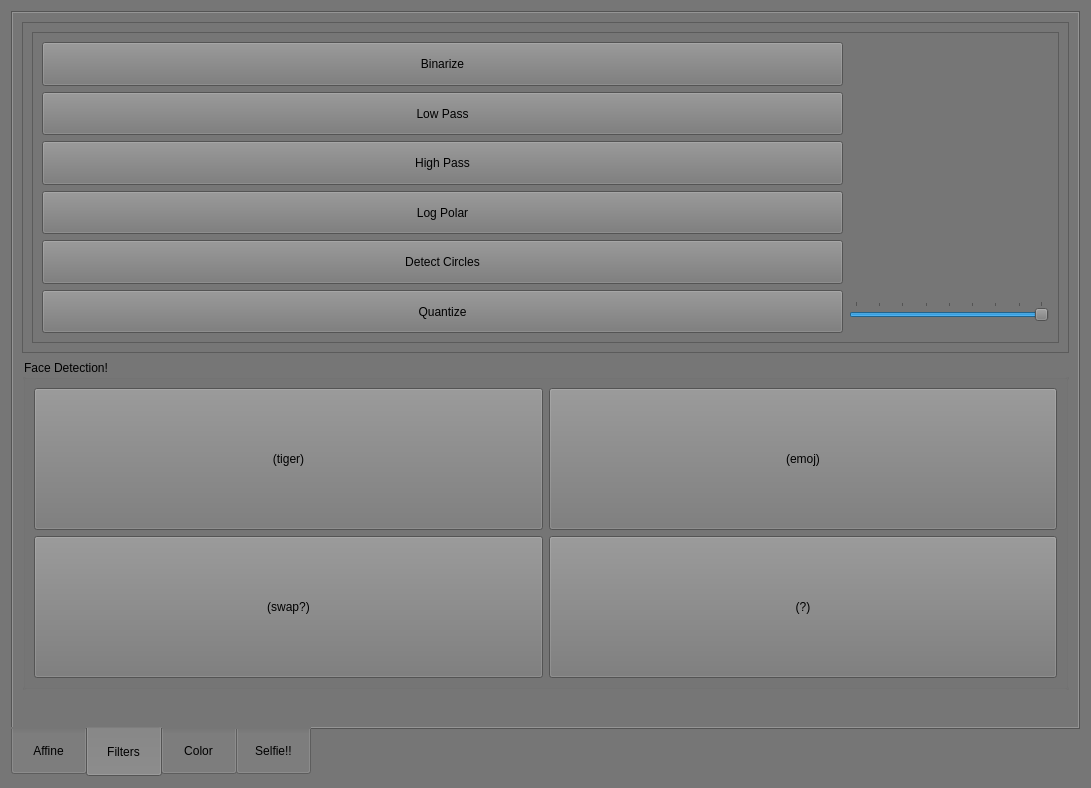
Old version of the form App/ImageRIT/panel.ui in the repository natedileas/ImageRIT.
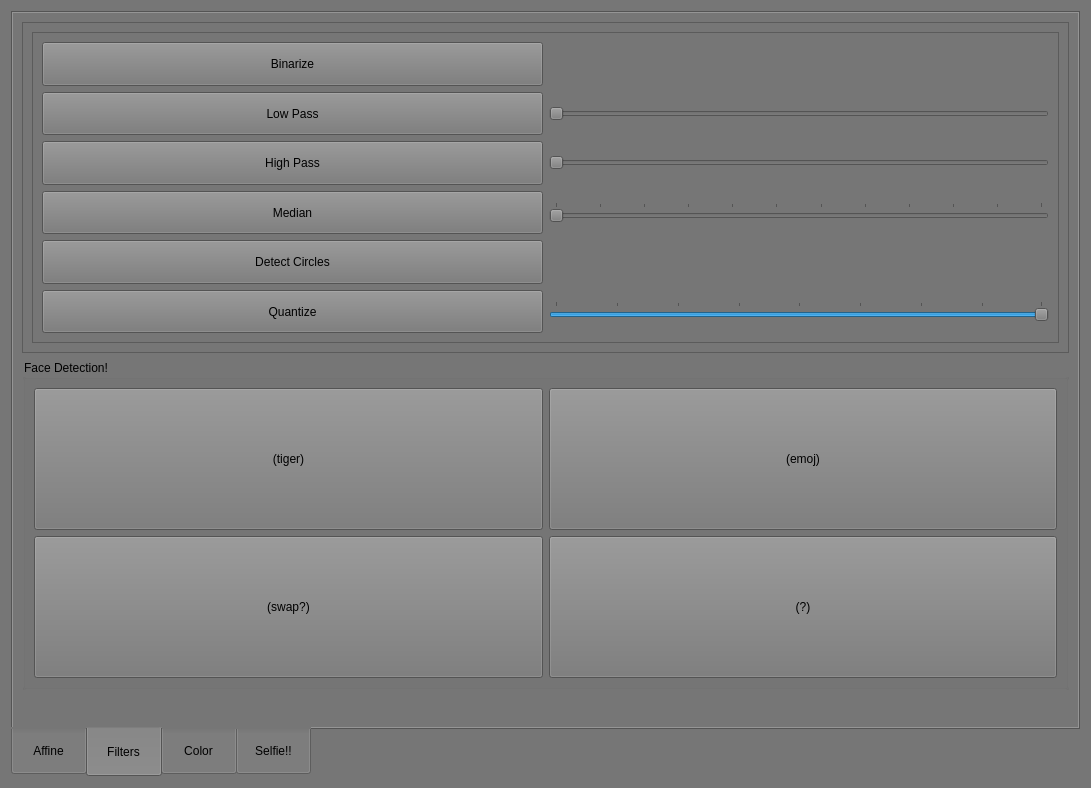
New version of the form. Icons and pictures are not drawn.

Commit message: median filter works. we can all be superheros now

The edit to the form file:
```diff
--- a/App/ImageRIT/panel.ui
+++ b/App/ImageRIT/panel.ui
@@ -474,7 +474,10 @@
                 </sizepolicy>
                </property>
                <property name="text">
-                <string>Log Polar</string>
+                <string>Median</string>
+               </property>
+               <property name="checkable">
+                <bool>true</bool>
                </property>
               </widget>
              </item>
@@ -576,6 +579,42 @@
                </property>
               </widget>
              </item>
+             <item row="1" column="1">
+              <widget class="QSlider" name="horizontalSlider">
+               <property name="orientation">
+                <enum>Qt::Horizontal</enum>
+               </property>
+              </widget>
+             </item>
+             <item row="2" column="1">
+              <widget class="QSlider" name="horizontalSlider_2">
+               <property name="orientation">
+                <enum>Qt::Horizontal</enum>
+               </property>
+              </widget>
+             </item>
+             <item row="3" column="1">
+              <widget class="QSlider" name="Median_s">
+               <property name="minimum">
+                <number>1</number>
+               </property>
+               <property name="maximum">
+                <number>12</number>
+               </property>
+               <property name="singleStep">
+                <number>5</number>
+               </property>
+               <property name="orientation">
+                <enum>Qt::Horizontal</enum>
+               </property>
+               <property name="tickPosition">
+                <enum>QSlider::TicksAbove</enum>
+               </property>
+               <property name="tickInterval">
+                <number>1</number>
+               </property>
+              </widget>
+             </item>
             </layout>
            </widget>
           </item>
```
Left out of the diff: 2 changed lines with no effect on the pictures. The commit also changes 4 other files.
